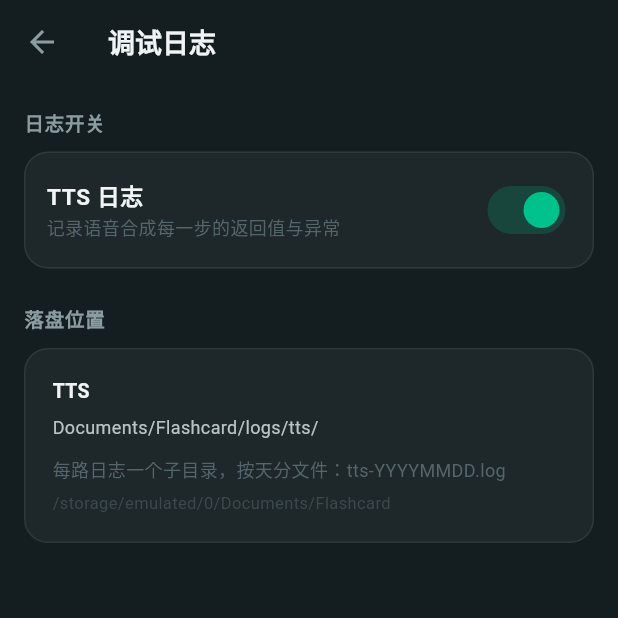
After one commit to fuwei99/flashcard, a Flutter app: the screen it shows after launch, item 4 of the bottom bar chosen, after a tap on "调试日志", on a phone screen of 412 x 824 dp, the top half of it. The commit adds this screen. Run offline on Flutter 3.47's test engine with Material 3 defaults, Android fonts, the phone set to English and light mode, and no system bars; our stand-ins replace file_picker, flutter_local_notifications, flutter_tts, package_info_plus, permission_handler, shared_preferences and 2 more.

Commit message:
feat(log): 我的页加「调试日志」，日志开关分路管理
- 新增 DebugLogScreen：logs 分开，先只放 TTS 日志一个开关
- StudySettings 加 ttsLogEnabled（settings.json: tts_log_enabled），默认开
- TtsLog.write 受开关控制；TtsDiagnostics 自检 force 落盘（无视开关）
- 我的页设置区加「调试日志」入口，显示 TTS 开关状态

```diff
--- /dev/null
+++ b/app/lib/screens/debug_log_screen.dart
@@ -0,0 +1,138 @@
+/// 调试日志
+/// ================================================================
+/// 各路日志分开管，一路一个开关。现在只有 TTS 一路；
+/// 以后要加网络 / 调度 / WebView 日志，往 _logSwitch 列表里追加即可，
+/// 开关本体存在 settings.json 的 *_log_enabled 字段里。
+library;
+
+import 'package:flutter/material.dart';
+
+import '../services/data_dir.dart';
+import '../services/study_settings.dart';
+
+class DebugLogScreen extends StatefulWidget {
+  final StudySettings settings;
+
+  const DebugLogScreen({super.key, required this.settings});
+
+  @override
+  State<DebugLogScreen> createState() => _DebugLogScreenState();
+}
+
+class _DebugLogScreenState extends State<DebugLogScreen> {
+  Future<void> _flip(Future<void> Function(bool) set, bool v) async {
+    await set(v);
+    if (mounted) setState(() {});
+  }
+
+  @override
+  Widget build(BuildContext context) {
+    final s = widget.settings;
+    return Scaffold(
+      backgroundColor: const Color(0xFF141D1F),
+      appBar: AppBar(
+        backgroundColor: const Color(0xFF141D1F),
+        elevation: 0,
+        iconTheme: const IconThemeData(color: Color(0xFF8C9DA2)),
+        title: const Text('调试日志',
+            style: TextStyle(
+                color: Color(0xFFF0F4F5),
+                fontWeight: FontWeight.w700,
+                fontSize: 18)),
+      ),
+      body: ListView(
+        padding: const EdgeInsets.all(16),
+        children: [
+          _sectionLabel('日志开关'),
+          const SizedBox(height: 10),
+          Container(
+            padding: const EdgeInsets.symmetric(vertical: 4),
+            decoration: BoxDecoration(
+              color: const Color(0x0BFFFFFF),
+              borderRadius: BorderRadius.circular(16),
+              border: Border.all(color: const Color(0x14FFFFFF)),
+            ),
+            child: Column(
+              children: [
+                _logSwitch(
+                  title: 'TTS 日志',
+                  subtitle: '记录语音合成每一步的返回值与异常',
+                  value: s.ttsLogEnabled,
+                  onChanged: (v) => _flip(s.setTtsLogEnabled, v),
+                ),
+                // 以后加别的日志：这里往下追加
+                // const Divider(height: 1, color: Color(0x0FFFFFFF)),
+                // _logSwitch(...),
+              ],
+            ),
+          ),
+          const SizedBox(height: 24),
+          _sectionLabel('落盘位置'),
+          const SizedBox(height: 10),
+          _pathCard(),
+        ],
+      ),
+    );
+  }
+
+  Widget _sectionLabel(String t) => Text(t,
+      style: const TextStyle(
+          color: Color(0xFF8C9DA2),
+          fontSize: 13,
+          fontWeight: FontWeight.w600,
+          letterSpacing: .5));
+
+  Widget _logSwitch({
+    required String title,
+    required String subtitle,
+    required bool value,
+    required ValueChanged<bool> onChanged,
+  }) {
+    return SwitchListTile(
+      dense: true,
+      contentPadding: const EdgeInsets.symmetric(horizontal: 14, vertical: 2),
+      activeColor: const Color(0xFF00C08B),
+      activeTrackColor: const Color(0x3300C08B),
+      value: value,
+      onChanged: onChanged,
+      title: Text(title,
+          style: const TextStyle(
+              color: Color(0xFFF0F4F5),
+              fontSize: 15,
+              fontWeight: FontWeight.w600)),
+      subtitle: Text(subtitle,
+          style: const TextStyle(color: Color(0xFF54666C), fontSize: 12)),
+    );
+  }
+
+  Widget _pathCard() {
+    return Container(
+      padding: const EdgeInsets.all(18),
+      decoration: BoxDecoration(
+        color: const Color(0x0BFFFFFF),
+        borderRadius: BorderRadius.circular(16),
+        border: Border.all(color: const Color(0x14FFFFFF)),
+      ),
+      child: Column(
+        crossAxisAlignment: CrossAxisAlignment.start,
+        children: [
+          const Text('TTS',
+              style: TextStyle(
+                  color: Color(0xFFF0F4F5),
+                  fontSize: 13,
+                  fontWeight: FontWeight.w600)),
+          const SizedBox(height: 6),
+          const SelectableText('Documents/Flashcard/logs/tts/',
+              style: TextStyle(color: Color(0xFFB7C4C8), fontSize: 12)),
+          const SizedBox(height: 10),
+          const Text('每路日志一个子目录，按天分文件：tts-YYYYMMDD.log',
+              style: TextStyle(
+                  color: Color(0xFF54666C), fontSize: 12, height: 1.6)),
+          const SizedBox(height: 4),
+          Text(DataDir.publicPath,
+              style: const TextStyle(color: Color(0xFF3C4A50), fontSize: 11)),
+        ],
+      ),
+    );
+  }
+}
--- a/app/lib/screens/me_screen.dart
+++ b/app/lib/screens/me_screen.dart
@@ -9,6 +9,7 @@ import '../services/data_dir.dart';
 import '../services/study_settings.dart';
 import '../services/tts_diagnostics.dart';
 import '../services/update_service.dart';
+import 'debug_log_screen.dart';
 import 'settings_screen.dart';
 import 'stats_screen.dart';
 
@@ -230,6 +231,22 @@ class MeScreenState extends State<MeScreen> {
             value: '发音不对点这里',
             onTap: _runTtsCheck,
           ),
+          const SizedBox(height: 10),
+          _entry(
+            icon: Icons.bug_report_outlined,
+            label: '调试日志',
+            value: widget.settings.ttsLogEnabled ? 'TTS 开' : 'TTS 关',
+            onTap: () async {
+              await Navigator.push(
+                context,
+                MaterialPageRoute(
+                  builder: (_) =>
+                      DebugLogScreen(settings: widget.settings),
+                ),
+              );
+              refresh();
+            },
+          ),
           const SizedBox(height: 20),
           _sectionLabel('模板'),
           const SizedBox(height: 10),
--- a/app/lib/services/study_settings.dart
+++ b/app/lib/services/study_settings.dart
@@ -17,6 +17,7 @@ import 'dart:convert';
 import 'package:shared_preferences/shared_preferences.dart';
 
 import 'data_dir.dart';
+import 'tts_log.dart';
 
 class StudySettings {
   static const _fileName = 'settings.json';
@@ -51,6 +52,9 @@ class StudySettings {
   static const _kRemindOn = 'fc_remind_on';
   static const _kRemindHour = 'fc_remind_hour';
   static const _kRemindMin = 'fc_remind_min';
+
+  // 调试日志
+  static const _kTtsLog = 'fc_tts_log';
 
   /// 每日单词背诵量：背完 = 单词过关 😁
   int wordDailyLimit = 20;
@@ -87,6 +91,10 @@ class StudySettings {
   bool reminderEnabled = false;
   int reminderHour = 22;
   int reminderMinute = 50;
+
+  // ---------- 调试日志 ----------
+  /// TTS 日志开关：写 <公共目录>/logs/tts/，默认开
+  bool ttsLogEnabled = true;
 
   SharedPreferences? _prefs;
 
@@ -134,6 +142,7 @@ class StudySettings {
     reminderEnabled = _prefs!.getBool(_kRemindOn) ?? false;
     reminderHour = _prefs!.getInt(_kRemindHour) ?? 22;
     reminderMinute = _prefs!.getInt(_kRemindMin) ?? 50;
+    ttsLogEnabled = _prefs!.getBool(_kTtsLog) ?? true;
 
     _rolloverIfNewDay();
 
@@ -163,6 +172,7 @@ class StudySettings {
         'reminder_enabled': reminderEnabled,
         'reminder_hour': reminderHour,
         'reminder_minute': reminderMinute,
+        'tts_log_enabled': ttsLogEnabled,
       };
 
   void _applyJson(Map<String, dynamic> m) {
@@ -195,6 +205,7 @@ class StudySettings {
     reminderEnabled = b('reminder_enabled', reminderEnabled);
     reminderHour = i('reminder_hour', reminderHour).clamp(0, 23);
     reminderMinute = i('reminder_minute', reminderMinute).clamp(0, 59);
+    ttsLogEnabled = b('tts_log_enabled', ttsLogEnabled);
   }
 
   /// 落盘：公共文件 + prefs 备份
@@ -219,6 +230,9 @@ class StudySettings {
     _prefs?.setBool(_kRemindOn, reminderEnabled);
     _prefs?.setInt(_kRemindHour, reminderHour);
     _prefs?.setInt(_kRemindMin, reminderMinute);
+    _prefs?.setBool(_kTtsLog, ttsLogEnabled);
+    // 日志开关同步给静态 logger
+    TtsLog.enabled = ttsLogEnabled;
   }
 
   static Map<String, int> _decodeHist(String? raw) {
@@ -280,6 +294,13 @@ class StudySettings {
     if (enabled != null) reminderEnabled = enabled;
     if (hour != null) reminderHour = hour.clamp(0, 23);
     if (minute != null) reminderMinute = minute.clamp(0, 59);
+    _persist();
+  }
+
+  // ---------- 调试日志 ----------
+  Future<void> setTtsLogEnabled(bool v) async {
+    ttsLogEnabled = v;
+    TtsLog.enabled = v;
     _persist();
   }
 
--- a/app/lib/services/tts_diagnostics.dart
+++ b/app/lib/services/tts_diagnostics.dart
@@ -11,6 +11,10 @@ import 'package:flutter_tts/flutter_tts.dart';
 import 'tts_log.dart';
 
 class TtsDiagnostics {
+  /// 自检日志强制落盘（无视开关）：用户主动点的，就得有记录
+  static Future<void> _log(String msg) =>
+      TtsLog.write('diag', msg, force: true);
+
   static Future<String> run() async {
     final buf = StringBuffer();
     final tts = FlutterTts();
@@ -19,23 +23,23 @@ class TtsDiagnostics {
     try {
       final engines = await tts.getEngines;
       line('engines: $engines');
-      await TtsLog.write('diag', 'engines=$engines');
+      await _log('engines=$engines');
 
       final def = await tts.getDefaultEngine;
       line('defaultEngine: $def');
-      await TtsLog.write('diag', 'defaultEngine=$def');
+      await _log('defaultEngine=$def');
 
       final langs = await tts.getLanguages;
       line('languages: ${langs is List ? '${langs.length} 种' : langs}');
-      await TtsLog.write('diag', 'languages=$langs');
+      await _log('languages=$langs');
 
       final avail = await tts.isLanguageAvailable('en-US');
       line('isLanguageAvailable(en-US): $avail');
-      await TtsLog.write('diag', 'en-US available=$avail');
+      await _log('en-US available=$avail');
 
       final lr = await tts.setLanguage('en-US');
       line('setLanguage(en-US): $lr');
-      await TtsLog.write('diag', 'setLanguage -> $lr');
+      await _log('setLanguage -> $lr');
 
       await tts.setSpeechRate(0.48);
       await tts.setVolume(1.0);
@@ -43,12 +47,12 @@ class TtsDiagnostics {
 
       final sr = await tts.speak('Hello, this is a text to speech test.');
       line('speak: $sr');
-      await TtsLog.write('diag', 'speak -> $sr');
+      await _log('speak -> $sr');
       line('');
       line('没听到声音 = 引擎没绑上 / en-US 语音数据没下 / 被系统静音策略掐了。');
     } catch (e, st) {
       line('ERROR: $e');
-      await TtsLog.write('diag', 'ERROR: $e\n$st');
+      await _log('ERROR: $e\n$st');
     } finally {
       try {
         await tts.stop();
@@ -56,7 +60,7 @@ class TtsDiagnostics {
     }
 
     final report = buf.toString();
-    await TtsLog.write('diag', '--- report ---\n$report');
+    await _log('--- report ---\n$report');
     return report;
   }
 }
--- a/app/lib/services/tts_log.dart
+++ b/app/lib/services/tts_log.dart
@@ -13,8 +13,14 @@ import 'dart:io';
 import 'data_dir.dart';
 
 class TtsLog {
+  /// 开关：由 StudySettings 同步。关掉后一律不写 —— 只有 force=true
+  /// （手动点「TTS 自检」）例外，否则点了自检却什么都没记。
+  static bool enabled = true;
+
   /// 追加一行日志；任何失败都吞掉（记日志本身不能把 APP 搞崩）
-  static Future<void> write(String tag, String msg) async {
+  static Future<void> write(String tag, String msg,
+      {bool force = false}) async {
+    if (!enabled && !force) return;
     try {
       final root = await DataDir.root();
       if (root == null) return;
```
